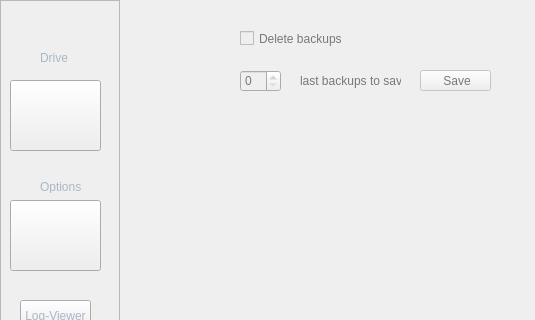
Before: the Qt Designer form options_ui.ui in shockz-offsec/DriveMyFiles, drawn with Qt 5; both pictures show x 0 to 535 and y 0 to 320 of the 779 by 706 pixel window.
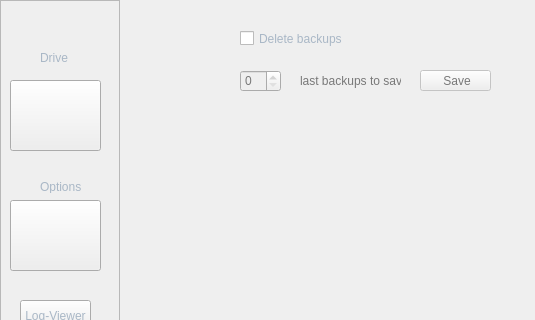
After: the same form once the commit is applied. Icons and pictures are not drawn.

The edit to the form file:
```diff
--- a/options_ui.ui
+++ b/options_ui.ui
@@ -310,7 +310,7 @@
    </widget>
    <widget class="QCheckBox" name="chk_delete">
     <property name="enabled">
-     <bool>false</bool>
+     <bool>true</bool>
     </property>
     <property name="geometry">
      <rect>
```
Left out of the diff: 108 changed lines with no effect on the pictures.
